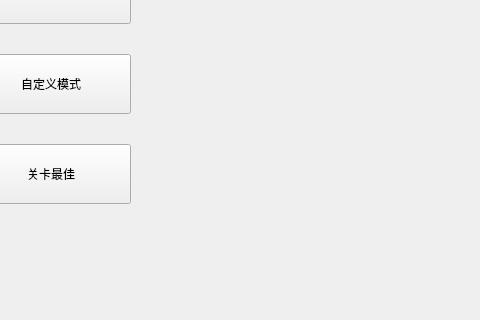
Above: startpage.ui from CHEN20060804/huarongdao before the change; both pictures show x 370 to 850 and y 280 to 600 of the 850 by 600 pixel window. Below: the same form after it.
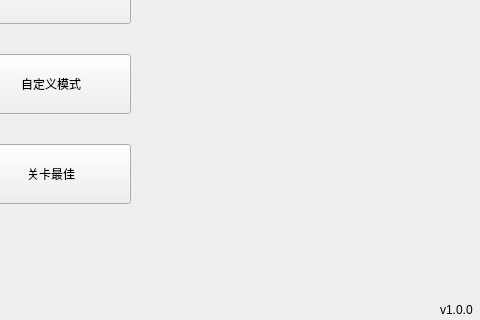
That is the form after the change. Custom widgets are drawn as their Qt base class.

```diff
--- a/startpage.ui
+++ b/startpage.ui
@@ -122,6 +122,19 @@
     <string>Github URL : https://github.com/CHEN20060804/huarongdao.git</string>
    </property>
   </widget>
+  <widget class="QLabel" name="label_2">
+   <property name="geometry">
+    <rect>
+     <x>810</x>
+     <y>582</y>
+     <width>41</width>
+     <height>16</height>
+    </rect>
+   </property>
+   <property name="text">
+    <string>v1.0.0</string>
+   </property>
+  </widget>
  </widget>
  <customwidgets>
   <customwidget>
```
